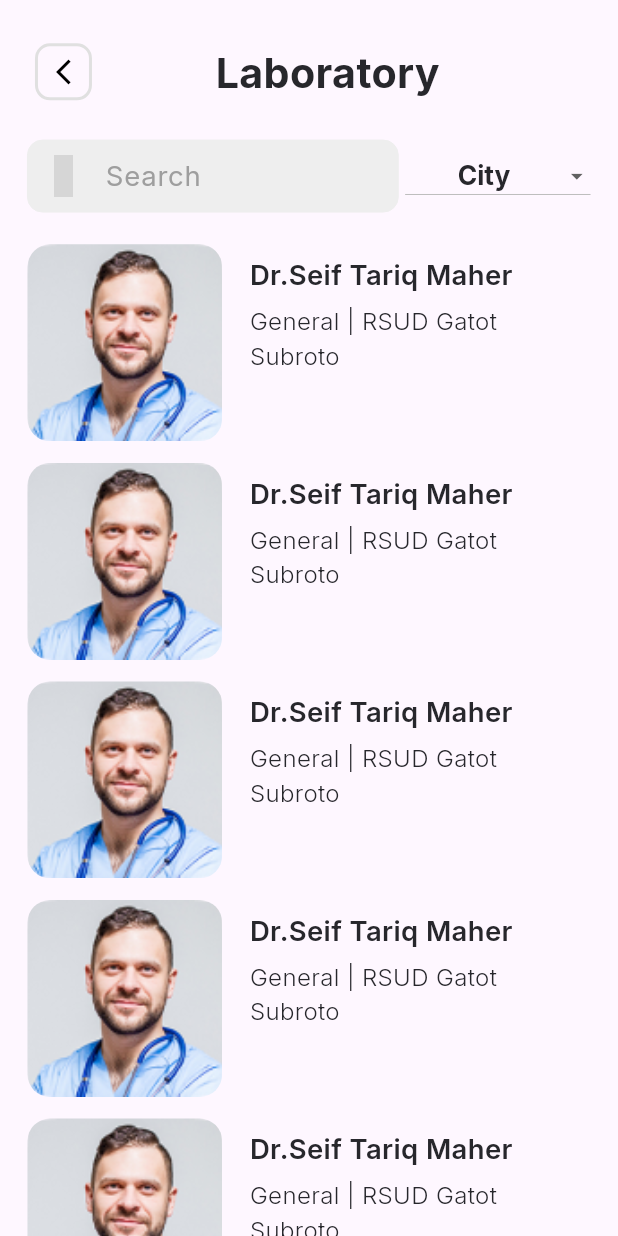
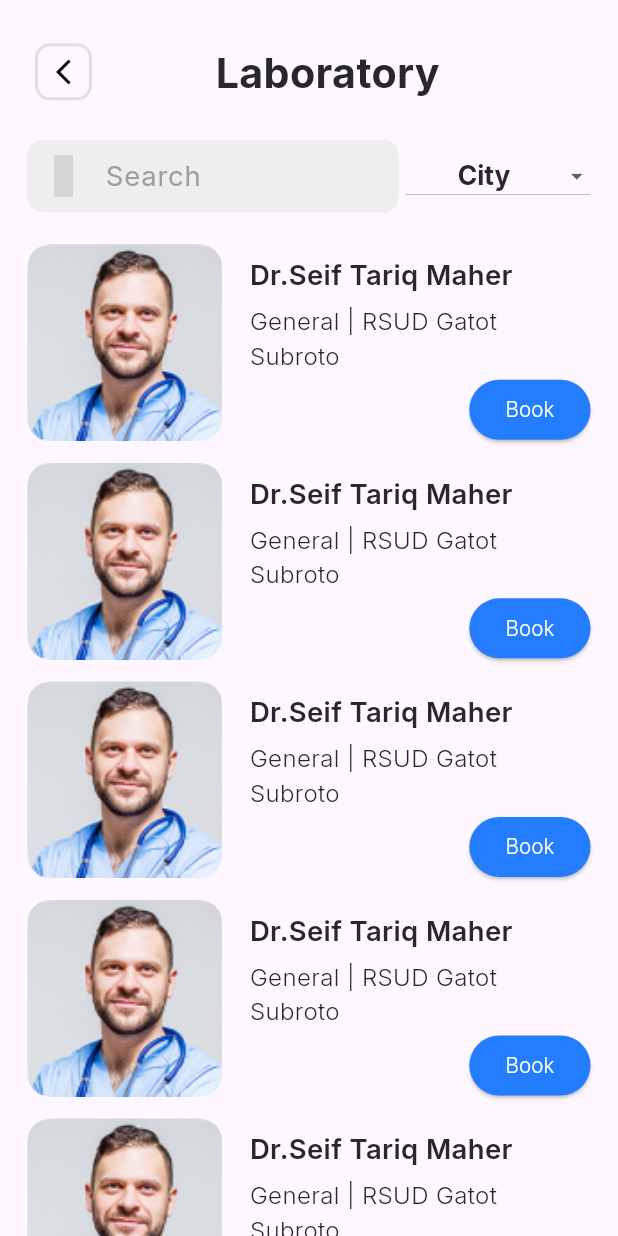
Before and after one commit to seiftarek10/clinic_square, a Flutter app: the Elab screen opened by its route, on a phone screen of 412 x 824 dp. Run offline on Flutter 3.47's test engine with Material 3 defaults, Android fonts, the phone set to English and light mode, and no system bars; our stand-ins replace eva_icons_flutter, flutter_screenutil, flutter_svg, font_awesome_flutter, go_router, google_fonts; grey boxes are pictures that could not be loaded.

Commit message:
add Book Button to Lab card in elab page

```diff
--- a/lib/Core/Themes/fonts.dart
+++ b/lib/Core/Themes/fonts.dart
@@ -16,6 +16,8 @@ abstract class Fonts {
       fontSize: 14.sp, fontWeight: FontWeight.w300, color: AppColors.darkBlue);
   static TextStyle font12_300DarkBlue = GoogleFonts.inter(
       fontSize: 12.sp, fontWeight: FontWeight.w300, color: AppColors.darkBlue);
+    static TextStyle font12_300White = GoogleFonts.inter(
+      fontSize: 12.sp, fontWeight: FontWeight.w300, color:Colors.white);
   static TextStyle font16_600DarkBlue = GoogleFonts.inter(
       fontSize: 16.sp, fontWeight: FontWeight.w600, color: AppColors.darkBlue);
   static TextStyle font16_600White = GoogleFonts.inter(
--- a/lib/Features/ELab/Widgets/elab_card.dart
+++ b/lib/Features/ELab/Widgets/elab_card.dart
@@ -1,26 +1,16 @@
-import 'package:clinic_square/Core/Routes/routes_path_key.dart';
+
+import 'package:clinic_square/Core/Themes/colors.dart';
 import 'package:clinic_square/Core/Themes/fonts.dart';
 import 'package:clinic_square/Core/utils/assets.dart';
-
-
 import 'package:flutter/material.dart';
-
 import 'package:flutter_screenutil/flutter_screenutil.dart';
-import 'package:go_router/go_router.dart';
 
 class ElabCard extends StatelessWidget {
-  const ElabCard({super.key, required this.isClickable});
-  final bool isClickable;
+  const ElabCard({super.key});
 
   @override
   Widget build(BuildContext context) {
-    return GestureDetector(
-      onTap: () {
-        isClickable == true
-            ? GoRouter.of(context).push(Routes.doctorDetails)
-            : null;
-      },
-      child: SizedBox(
+    return SizedBox(
       height: 110.h,
       width: 343.w,
       child: Row(
@@ -54,13 +44,18 @@ class ElabCard extends StatelessWidget {
                       maxLines: 2,
                       style: Fonts.font14_300DarkBlue
                           .copyWith(overflow: TextOverflow.ellipsis)),
-                    SizedBox(height: 6.h),
-
+                  Align(
+                      alignment: Alignment.bottomRight,
+                      child: ElevatedButton(
+                          onPressed: () {},
+                          style: ElevatedButton.styleFrom(
+                              // padding: EdgeInsets.zero,
+                              backgroundColor: AppColors.mainBlue),
+                          child: Text("Book", style: Fonts.font12_300White)))
                 ],
               ))
         ],
       ),
-      ),
     );
   }
 }
--- a/lib/Features/ELab/Widgets/elab_list_view.dart
+++ b/lib/Features/ELab/Widgets/elab_list_view.dart
@@ -16,7 +16,7 @@ class ElabListView extends StatelessWidget {
         return Padding(
           padding: EdgeInsets.only(bottom: 12.h),
           child: const ElabCard(
-            isClickable: false,
+
           ));
       },
     );
```
Lines whose indentation alone changed are shown as unchanged.
